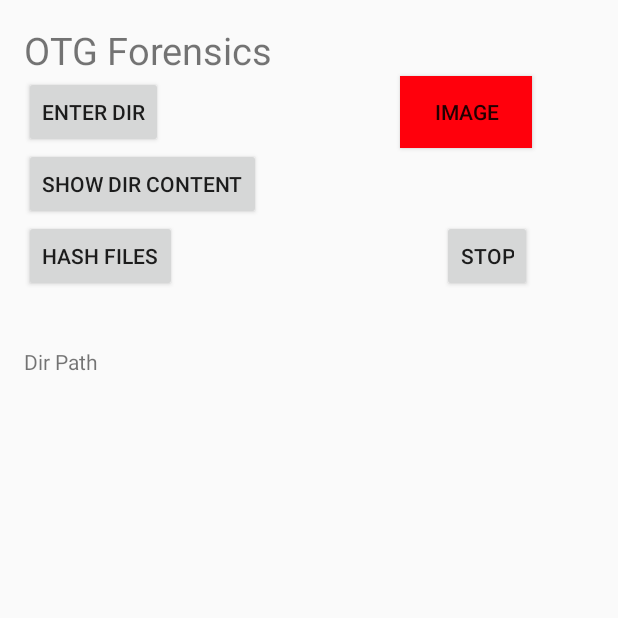
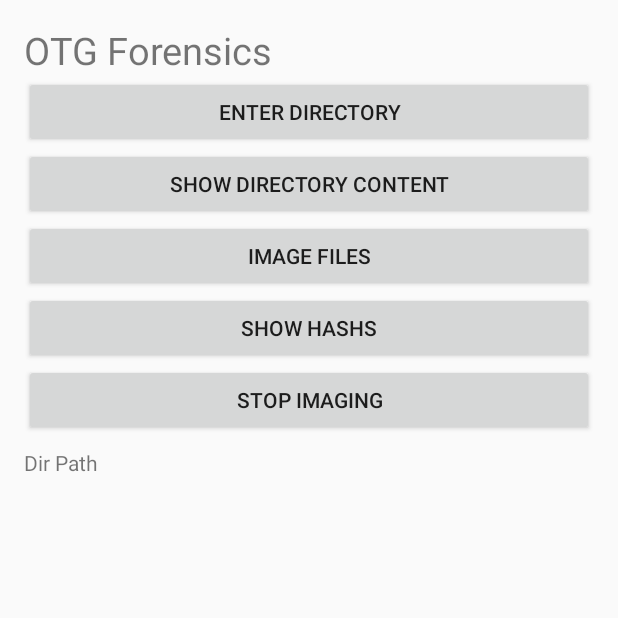
Before and after one commit to MorganTAtkins/OTGForensics, an Android app: the screen it shows after launch (MainActivity), on a phone screen of 412 x 824 dp, the top half of it. Run offline under Robolectric (Android 15) with nearby library versions, the phone set to English and light mode, and no system bars.

Commit message:
selective file imaging, got the files in the dir matching the correct suffix to display in the list view. havent yet started coping just those files

```diff
--- a/MyApplication/app/src/main/res/layout/activity_main.xml
+++ b/MyApplication/app/src/main/res/layout/activity_main.xml
@@ -6,7 +6,8 @@
     android:paddingBottom="@dimen/activity_vertical_margin" tools:context=".MainActivity"
     android:id="@+id/OTG">
 
-    <TextView android:text="OTG Forensics " android:layout_width="wrap_content"
+    <TextView android:text="OTG Forensics "
+        android:layout_width="wrap_content"
         android:layout_height="wrap_content"
         android:id="@+id/text1"
         android:textSize="25dp" />
@@ -14,12 +15,12 @@
 
 
         <Button
-            android:layout_width="wrap_content"
+            android:layout_width="match_parent"
             android:layout_height="wrap_content"
-            android:text="Hash Files"
+            android:text="Show Hashs"
             android:id="@+id/md5button"
             android:onClick="md5button"
-            android:layout_below="@+id/dirContent"
+            android:layout_below="@+id/ImagingBtn"
             android:layout_alignParentStart="true" />
 
         <TextView
@@ -32,18 +33,16 @@
             android:visibility="invisible" />
 
         <Button
-            android:layout_width="wrap_content"
+            android:layout_width="match_parent"
             android:layout_height="wrap_content"
-            android:text="Image"
+            android:text="Image files"
             android:id="@+id/ImagingBtn"
             android:onClick="ImagingBtn"
 
-            android:background="#ffff000c"
             android:enabled="true"
             android:clickable="false"
-            android:layout_above="@+id/dirContent"
-            android:layout_alignParentEnd="true"
-            android:layout_marginEnd="41dp" />
+            android:layout_below="@+id/dirContent"
+            android:layout_alignParentStart="true" />
 
         <TextView
             android:layout_width="wrap_content"
@@ -70,41 +69,40 @@
         android:layout_height="wrap_content"
         android:text="Dir Path"
         android:id="@+id/TrgtDir"
-        android:layout_alignBaseline="@+id/SHA1HashOutput"
-        android:layout_alignBottom="@+id/SHA1HashOutput"
+        android:layout_below="@+id/SHA1HashOutput"
         android:layout_alignParentStart="true" />
 
     <ListView
-        android:layout_width="wrap_content"
+        android:layout_width="match_parent"
         android:layout_height="wrap_content"
         android:id="@+id/arrayOutputList"
         android:choiceMode="singleChoice"
         android:layout_alignTop="@+id/SHA256HashOutput" />
 
     <Button
-        android:layout_width="wrap_content"
+        android:layout_width="match_parent"
         android:layout_height="wrap_content"
-        android:text="Show dir content"
+        android:text="Show directory content"
         android:id="@+id/dirContent"
         android:layout_below="@+id/dirSelector"
         android:layout_alignParentStart="true" />
 
     <Button
-        android:layout_width="wrap_content"
+        android:layout_width="match_parent"
         android:layout_height="wrap_content"
-        android:text="Enter Dir"
+        android:text="Enter Directory"
         android:id="@+id/dirSelector"
         android:layout_below="@+id/text1"
         android:layout_alignParentStart="true" />
 
     <Button
         style="?android:attr/buttonStyleSmall"
-        android:layout_width="wrap_content"
+        android:layout_width="match_parent"
         android:layout_height="wrap_content"
-        android:text="Stop"
+        android:text="Stop Imaging"
         android:id="@+id/copyKillSwitch"
-        android:layout_alignBaseline="@+id/md5button"
-        android:layout_alignBottom="@+id/md5button"
-        android:layout_alignEnd="@+id/ImagingBtn" />
+        android:layout_below="@+id/md5button"
+        android:layout_alignParentStart="true"
+        android:enabled="true" />
 
 </RelativeLayout>
--- a/MyApplication/app/src/main/res/values/strings.xml
+++ b/MyApplication/app/src/main/res/values/strings.xml
@@ -1,7 +1,7 @@
 <?xml version="1.0" encoding="utf-8"?>
 <resources>
 
-    <string name="app_name">OTGForensics</string>
+    <string name="app_name">OTG Forensics</string>
     <string name="hello_world">Hello world!</string>
     <string name="action_settings">Settings</string>
 
```
Also changed, not shown: MyApplication/app/src/main/java/com/dissertation/otgforensics/myapplication/Filter.java (added, +27 -0 lines), MyApplication/app/src/main/java/com/dissertation/otgforensics/myapplication/MainActivity.java (+92 -3 lines), MyApplication/app/src/main/java/com/dissertation/otgforensics/myapplication/alertBox.java (added, +68 -0 lines), 1 other file.
